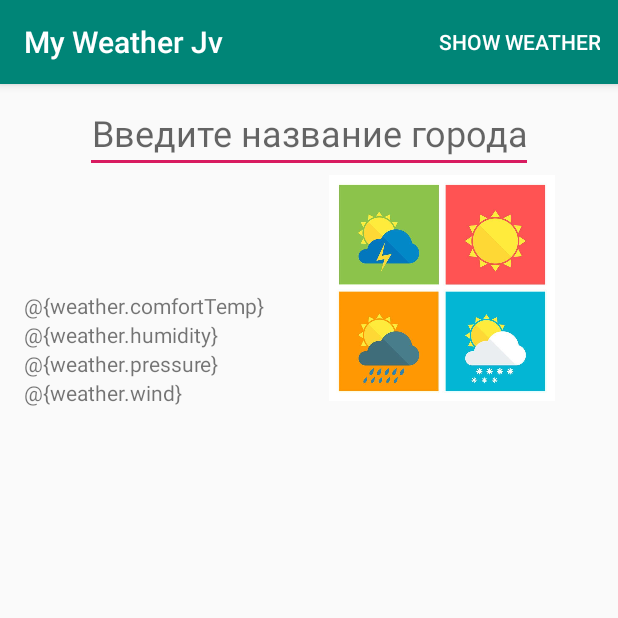
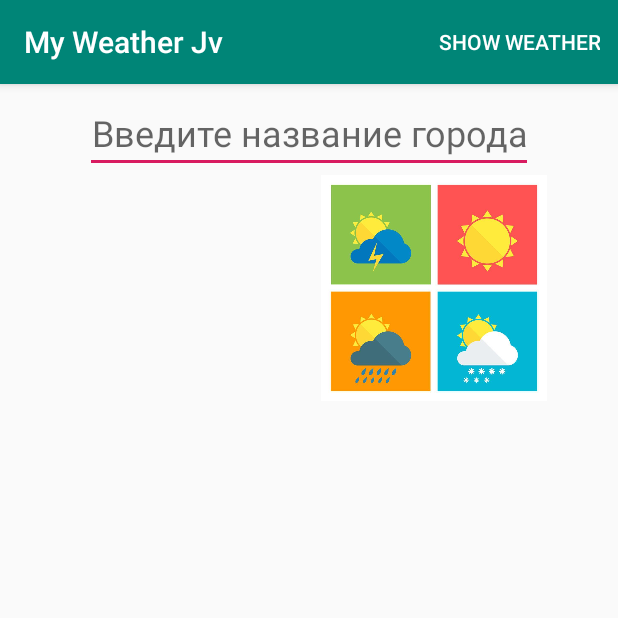
Before and after one commit to YatsekK/MyWeatherJv, an Android app: the screen it shows after launch (MainActivity), on a phone screen of 412 x 824 dp, the top half of it. Run offline under Robolectric (Android 15) with nearby library versions, the phone set to English and light mode, and no system bars.

Commit message:
Little visual polish

```diff
--- a/app/src/main/res/layout/activity_main.xml
+++ b/app/src/main/res/layout/activity_main.xml
@@ -82,7 +82,6 @@
         android:layout_height="wrap_content"
         android:layout_marginStart="@dimen/margin_normal_16"
         android:layout_marginTop="@dimen/margin_small_8"
-        android:text="@{weather.comfortTemp}"
         app:layout_constraintBottom_toTopOf="@+id/humidity_textView"
         app:layout_constraintStart_toStartOf="parent"
         app:layout_constraintTop_toBottomOf="@+id/current_weather_textView"
@@ -93,7 +92,6 @@
         android:layout_width="wrap_content"
         android:layout_height="wrap_content"
         android:layout_marginStart="@dimen/margin_normal_16"
-        android:text="@{weather.humidity}"
         app:layout_constraintBottom_toTopOf="@+id/pressure_textView"
         app:layout_constraintStart_toStartOf="parent"
         app:layout_constraintTop_toBottomOf="@+id/comfort_temp_textView"
@@ -104,7 +102,6 @@
         android:layout_width="wrap_content"
         android:layout_height="wrap_content"
         android:layout_marginStart="@dimen/margin_normal_16"
-        android:text="@{weather.pressure}"
         app:layout_constraintBottom_toTopOf="@+id/wind_textView"
         app:layout_constraintStart_toStartOf="parent"
         app:layout_constraintTop_toBottomOf="@+id/humidity_textView"
@@ -116,7 +113,6 @@
         android:layout_height="wrap_content"
         android:layout_marginStart="@dimen/margin_normal_16"
         android:layout_marginBottom="@dimen/margin_normal_16"
-        android:text="@{weather.wind}"
         app:layout_constraintBottom_toBottomOf="parent"
         app:layout_constraintStart_toStartOf="parent"
         app:layout_constraintTop_toBottomOf="@+id/pressure_textView"
```
Also changed, not shown: app/src/main/java/yatsekk/example/com/myweatherjv/MainActivity.java (+6 -7 lines).
